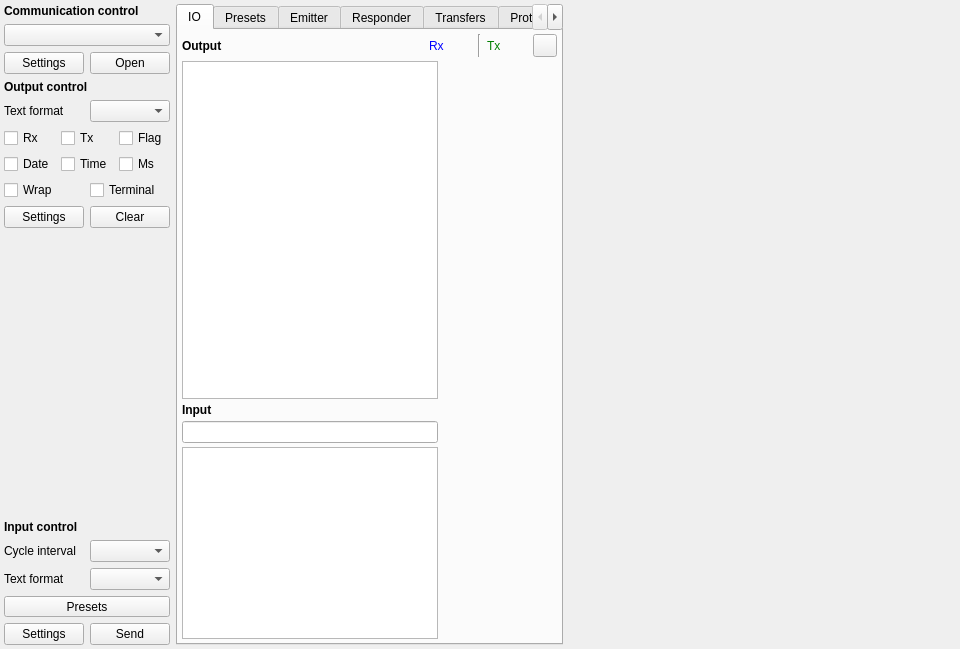
Old version of the form src/page/page.ui in the repository x-tools-author/x-tools.
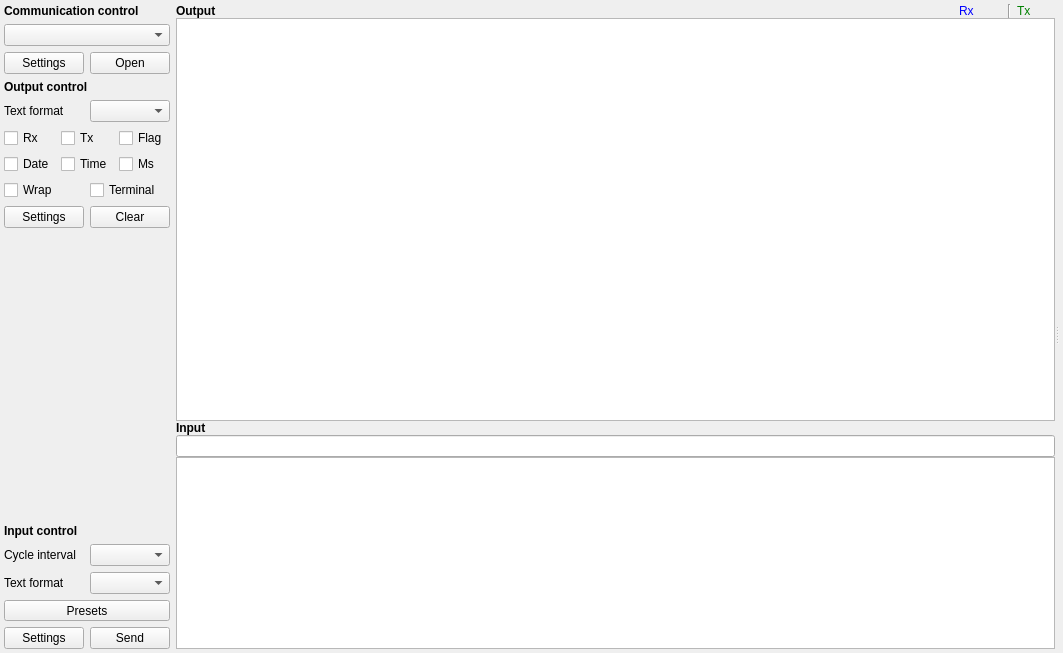
New version of the form. Custom widgets are drawn as their Qt base class.

Diff of the .ui file:
```diff
--- a/src/page/page.ui
+++ b/src/page/page.ui
@@ -6,8 +6,8 @@
    <rect>
     <x>0</x>
     <y>0</y>
-    <width>960</width>
-    <height>649</height>
+    <width>1063</width>
+    <height>653</height>
    </rect>
   </property>
   <property name="windowTitle">
@@ -277,68 +277,24 @@
     </widget>
    </item>
    <item>
-    <widget class="QTabWidget" name="tabWidget">
-     <property name="currentIndex">
-      <number>0</number>
-     </property>
-     <widget class="QWidget" name="tabIO">
-      <attribute name="title">
-       <string>IO</string>
-      </attribute>
+    <widget class="QWidget" name="widget" native="true">
       <layout class="QVBoxLayout" name="verticalLayout_2">
        <property name="spacing">
-        <number>4</number>
+       <number>0</number>
        </property>
        <property name="leftMargin">
-        <number>4</number>
+       <number>0</number>
        </property>
        <property name="topMargin">
-        <number>4</number>
+       <number>0</number>
        </property>
        <property name="rightMargin">
-        <number>4</number>
+       <number>0</number>
        </property>
        <property name="bottomMargin">
-        <number>4</number>
+       <number>0</number>
        </property>
        <item>
-        <widget class="QWidget" name="widgetOutput" native="true">
-         <layout class="QGridLayout" name="gridLayout_5">
-          <property name="leftMargin">
-           <number>0</number>
-          </property>
-          <property name="topMargin">
-           <number>0</number>
-          </property>
-          <property name="rightMargin">
-           <number>0</number>
-          </property>
-          <property name="bottomMargin">
-           <number>0</number>
-          </property>
-          <property name="spacing">
-           <number>4</number>
-          </property>
-          <item row="1" column="0">
-           <widget class="QTextBrowser" name="textBrowserOutput"/>
-          </item>
-          <item row="1" column="1">
-           <widget class="OutputPanelsManager" name="widgetOutputPanels" native="true">
-            <property name="sizePolicy">
-             <sizepolicy hsizetype="Expanding" vsizetype="Preferred">
-              <horstretch>0</horstretch>
-              <verstretch>0</verstretch>
-             </sizepolicy>
-            </property>
-            <property name="minimumSize">
-             <size>
-              <width>100</width>
-              <height>0</height>
-             </size>
-            </property>
-           </widget>
-          </item>
-          <item row="0" column="0" colspan="2">
            <layout class="QHBoxLayout" name="horizontalLayoutOutput">
             <property name="spacing">
              <number>4</number>
@@ -454,27 +410,30 @@
               </layout>
              </widget>
             </item>
+       </layout>
+      </item>
             <item>
-             <widget class="QToolButton" name="toolButtonRightPanel">
-              <property name="text">
-               <string notr="true"/>
-              </property>
-              <property name="checkable">
-               <bool>true</bool>
-              </property>
-              <property name="toolButtonStyle">
-               <enum>Qt::ToolButtonStyle::ToolButtonTextBesideIcon</enum>
-              </property>
-             </widget>
-            </item>
-           </layout>
-          </item>
-         </layout>
-        </widget>
-       </item>
-       <item>
-        <widget class="QWidget" name="widgetInput" native="true">
-         <layout class="QGridLayout" name="gridLayout_3">
+       <widget class="QSplitter" name="splitter">
+        <property name="sizePolicy">
+         <sizepolicy hsizetype="Expanding" vsizetype="Expanding">
+          <horstretch>0</horstretch>
+          <verstretch>0</verstretch>
+         </sizepolicy>
+        </property>
+        <property name="orientation">
+         <enum>Qt::Orientation::Horizontal</enum>
+        </property>
+        <widget class="QWidget" name="widget_2" native="true">
+         <property name="sizePolicy">
+          <sizepolicy hsizetype="Expanding" vsizetype="Expanding">
+           <horstretch>0</horstretch>
+           <verstretch>0</verstretch>
+          </sizepolicy>
+         </property>
+         <layout class="QVBoxLayout" name="verticalLayout">
+          <property name="spacing">
+           <number>0</number>
+          </property>
           <property name="leftMargin">
            <number>0</number>
           </property>
@@ -487,37 +446,10 @@
           <property name="bottomMargin">
            <number>0</number>
           </property>
-          <property name="spacing">
-           <number>4</number>
-          </property>
-          <item row="1" column="0">
-           <widget class="QLineEdit" name="lineEditInput">
-            <property name="clearButtonEnabled">
-             <bool>true</bool>
-            </property>
-           </widget>
+          <item>
+           <widget class="QTextBrowser" name="textBrowserOutput"/>
           </item>
-          <item row="1" column="1" rowspan="2">
-           <widget class="InputPanelsManager" name="widgetInputPanels" native="true">
-            <property name="sizePolicy">
-             <sizepolicy hsizetype="Expanding" vsizetype="Preferred">
-              <horstretch>0</horstretch>
-              <verstretch>0</verstretch>
-             </sizepolicy>
-            </property>
-           </widget>
-          </item>
-          <item row="2" column="0">
-           <widget class="QPlainTextEdit" name="plainTextEditInput">
-            <property name="sizePolicy">
-             <sizepolicy hsizetype="Expanding" vsizetype="Minimum">
-              <horstretch>0</horstretch>
-              <verstretch>0</verstretch>
-             </sizepolicy>
-            </property>
-           </widget>
-          </item>
-          <item row="0" column="0" colspan="2">
+          <item>
            <layout class="QHBoxLayout" name="horizontalLayout_4">
             <property name="spacing">
              <number>4</number>
@@ -569,42 +501,17 @@
             </item>
            </layout>
           </item>
-         </layout>
-        </widget>
-       </item>
-      </layout>
-     </widget>
-     <widget class="PresetView" name="tabPreset">
-      <attribute name="title">
-       <string>Presets</string>
-      </attribute>
-     </widget>
-     <widget class="EmitterView" name="tabEmitter">
-      <attribute name="title">
-       <string>Emitter</string>
-      </attribute>
-     </widget>
-     <widget class="ResponderView" name="tabResponder">
-      <attribute name="title">
-       <string>Responder</string>
-      </attribute>
-     </widget>
-     <widget class="TransfersView" name="tabTransfers">
-      <attribute name="title">
-       <string>Transfers</string>
-      </attribute>
-     </widget>
-     <widget class="ProtocolFactory" name="tabProtocolFactory">
-      <attribute name="title">
-       <string>Protocol Factory</string>
-      </attribute>
-     </widget>
-    </widget>
-   </item>
+          <item>
+           <widget class="QLineEdit" name="lineEditInput">
+            <property name="clearButtonEnabled">
+             <bool>true</bool>
+            </property>
+           </widget>
+          </item>
    <item>
-    <widget class="ScriptsManager" name="widgetScripts" native="true">
+           <widget class="QPlainTextEdit" name="plainTextEditInput">
      <property name="sizePolicy">
-      <sizepolicy hsizetype="Expanding" vsizetype="Preferred">
+             <sizepolicy hsizetype="Expanding" vsizetype="Minimum">
        <horstretch>0</horstretch>
        <verstretch>0</verstretch>
       </sizepolicy>
@@ -613,56 +520,14 @@
    </item>
   </layout>
  </widget>
- <customwidgets>
-  <customwidget>
-   <class>PresetView</class>
-   <extends>QWidget</extends>
-   <header location="global">page/preset/presetview.h</header>
-   <container>1</container>
-  </customwidget>
-  <customwidget>
-   <class>ResponderView</class>
-   <extends>QWidget</extends>
-   <header location="global">page/responder/responderview.h</header>
-   <container>1</container>
-  </customwidget>
-  <customwidget>
-   <class>EmitterView</class>
-   <extends>QWidget</extends>
-   <header location="global">page/emitter/emitterview.h</header>
-   <container>1</container>
-  </customwidget>
-  <customwidget>
-   <class>TransfersView</class>
-   <extends>QWidget</extends>
-   <header location="global">page/transfer/transfersview.h</header>
-   <container>1</container>
-  </customwidget>
-  <customwidget>
-   <class>InputPanelsManager</class>
-   <extends>QWidget</extends>
-   <header location="global">page/panels/inputpanels/inputpanelsmanager.h</header>
-   <container>1</container>
-  </customwidget>
-  <customwidget>
-   <class>OutputPanelsManager</class>
-   <extends>QWidget</extends>
-   <header location="global">page/panels/outputpanels/outputpanelsmanager.h</header>
-   <container>1</container>
-  </customwidget>
-  <customwidget>
-   <class>ScriptsManager</class>
-   <extends>QWidget</extends>
-   <header location="global">page/scripts/scriptsmanager.h</header>
-   <container>1</container>
-  </customwidget>
-  <customwidget>
-   <class>ProtocolFactory</class>
-   <extends>QWidget</extends>
-   <header location="global">page/protocol/protocolfactory.h</header>
-   <container>1</container>
-  </customwidget>
- </customwidgets>
+        <widget class="QStackedWidget" name="stackedWidget"/>
+       </widget>
+      </item>
+     </layout>
+    </widget>
+   </item>
+  </layout>
+ </widget>
  <tabstops>
   <tabstop>comboBoxDeviceTypes</tabstop>
   <tabstop>pushButtonDeviceSettings</tabstop>
```
Left out of the diff: 4 changed lines with no effect on the pictures. Lines whose indentation alone changed are shown as unchanged.
